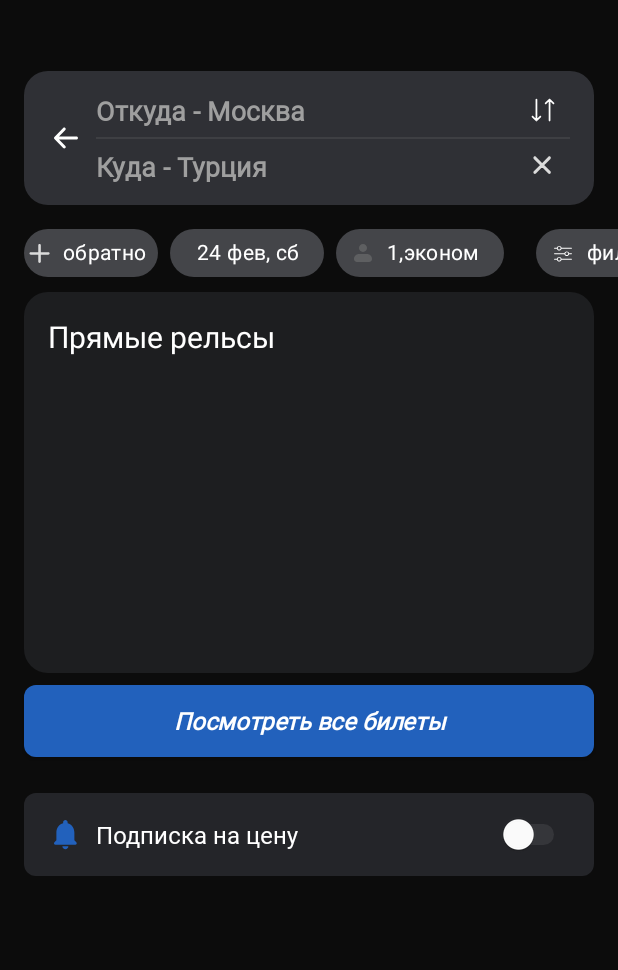
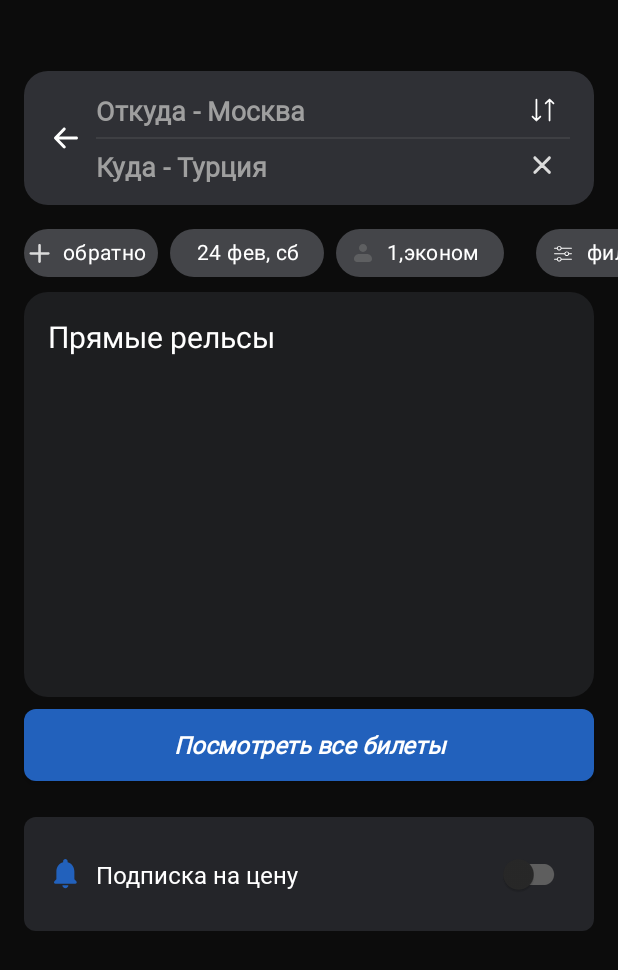
Before and after one commit to AlexEreh/Tickets, an Android app: the fragment SelectedSearchFragment shown on its own in the app's theme, on a phone screen of 412 x 824 dp. Shown: the top 970 px of the screen. Run offline under Robolectric (Android 15) with nearby library versions, the phone set to English and light mode, and no system bars; our stand-ins replace Dagger/Hilt's generated code; network calls fail; 5 statements that could not run were skipped.

Commit message:
Remove Dagger from Domain layer and extract several strings to strings.xml

```diff
--- a/app/build.gradle.kts
+++ b/app/build.gradle.kts
@@ -12,7 +12,7 @@ android {
 
     defaultConfig {
         applicationId = "ru.alexereh.tickets"
-        minSdk = 22
+        minSdk = 23
         targetSdk = 34
         versionCode = 1
         versionName = "1.0"
--- a/app/src/main/java/ru/alexereh/tickets/domain/usecase/ClearArrivalTownUseCase.kt
+++ b/app/src/main/java/ru/alexereh/tickets/domain/usecase/ClearArrivalTownUseCase.kt
@@ -1,11 +1,8 @@
 package ru.alexereh.tickets.domain.usecase
 
 import ru.alexereh.tickets.domain.repository.SelectedSearchRepository
-import javax.inject.Inject
-import javax.inject.Singleton
 
-@Singleton
-class ClearArrivalTownUseCase @Inject constructor(
+class ClearArrivalTownUseCase(
     private val repository: SelectedSearchRepository
 ) {
     operator fun invoke() {
--- a/app/src/main/java/ru/alexereh/tickets/domain/usecase/LoadFirstSearchUseCase.kt
+++ b/app/src/main/java/ru/alexereh/tickets/domain/usecase/LoadFirstSearchUseCase.kt
@@ -2,11 +2,8 @@ package ru.alexereh.tickets.domain.usecase
 
 import kotlinx.coroutines.flow.Flow
 import ru.alexereh.tickets.domain.repository.SearchRepository
-import javax.inject.Inject
-import javax.inject.Singleton
 
-@Singleton
-class LoadFirstSearchUseCase @Inject constructor(
+class LoadFirstSearchUseCase(
     private val repository: SearchRepository
 ) {
     operator fun invoke(): Flow<String> {
--- a/app/src/main/java/ru/alexereh/tickets/domain/usecase/LoadOffersUseCase.kt
+++ b/app/src/main/java/ru/alexereh/tickets/domain/usecase/LoadOffersUseCase.kt
@@ -3,11 +3,8 @@ package ru.alexereh.tickets.domain.usecase
 import kotlinx.coroutines.flow.Flow
 import ru.alexereh.tickets.domain.model.OffersModel
 import ru.alexereh.tickets.domain.repository.TicketsRepository
-import javax.inject.Inject
-import javax.inject.Singleton
 
-@Singleton
-class LoadOffersUseCase @Inject constructor(
+class LoadOffersUseCase(
     private val repository: TicketsRepository
 ) {
     operator fun invoke(): Flow<OffersModel> {
--- a/app/src/main/java/ru/alexereh/tickets/domain/usecase/LoadSecondSearchUseCase.kt
+++ b/app/src/main/java/ru/alexereh/tickets/domain/usecase/LoadSecondSearchUseCase.kt
@@ -2,11 +2,8 @@ package ru.alexereh.tickets.domain.usecase
 
 import kotlinx.coroutines.flow.Flow
 import ru.alexereh.tickets.domain.repository.SelectedSearchRepository
-import javax.inject.Inject
-import javax.inject.Singleton
 
-@Singleton
-class LoadSecondSearchUseCase @Inject constructor(
+class LoadSecondSearchUseCase(
     private val repository: SelectedSearchRepository
 ) {
     operator fun invoke(): Flow<String> {
--- a/app/src/main/java/ru/alexereh/tickets/domain/usecase/LoadTicketsOffersUseCase.kt
+++ b/app/src/main/java/ru/alexereh/tickets/domain/usecase/LoadTicketsOffersUseCase.kt
@@ -3,11 +3,8 @@ package ru.alexereh.tickets.domain.usecase
 import kotlinx.coroutines.flow.Flow
 import ru.alexereh.tickets.domain.model.TicketsOffersModel
 import ru.alexereh.tickets.domain.repository.SelectedSearchRepository
-import javax.inject.Inject
-import javax.inject.Singleton
 
-@Singleton
-class LoadTicketsOffersUseCase @Inject constructor(
+class LoadTicketsOffersUseCase(
     private val repository: SelectedSearchRepository
 ) {
     operator fun invoke(): Flow<TicketsOffersModel> {
--- a/app/src/main/java/ru/alexereh/tickets/domain/usecase/LoadTicketsUseCase.kt
+++ b/app/src/main/java/ru/alexereh/tickets/domain/usecase/LoadTicketsUseCase.kt
@@ -3,9 +3,8 @@ package ru.alexereh.tickets.domain.usecase
 import kotlinx.coroutines.flow.Flow
 import ru.alexereh.tickets.domain.model.TicketsModel
 import ru.alexereh.tickets.domain.repository.AllTicketsRepository
-import javax.inject.Inject
 
-class LoadTicketsUseCase @Inject constructor(
+class LoadTicketsUseCase(
     private val repository: AllTicketsRepository
 ) {
     operator fun invoke(): Flow<TicketsModel> {
--- a/app/src/main/java/ru/alexereh/tickets/domain/usecase/SaveFirstSearchUseCase.kt
+++ b/app/src/main/java/ru/alexereh/tickets/domain/usecase/SaveFirstSearchUseCase.kt
@@ -1,11 +1,8 @@
 package ru.alexereh.tickets.domain.usecase
 
 import ru.alexereh.tickets.domain.repository.TicketsRepository
-import javax.inject.Inject
-import javax.inject.Singleton
 
-@Singleton
-class SaveFirstSearchUseCase @Inject constructor(
+class SaveFirstSearchUseCase(
     private val repository: TicketsRepository
 ) {
     operator fun invoke(text: String) {
--- a/app/src/main/java/ru/alexereh/tickets/domain/usecase/SaveSecondSearchUseCase.kt
+++ b/app/src/main/java/ru/alexereh/tickets/domain/usecase/SaveSecondSearchUseCase.kt
@@ -1,11 +1,8 @@
 package ru.alexereh.tickets.domain.usecase
 
 import ru.alexereh.tickets.domain.repository.SearchRepository
-import javax.inject.Inject
-import javax.inject.Singleton
 
-@Singleton
-class SaveSecondSearchUseCase @Inject constructor(
+class SaveSecondSearchUseCase(
     private val repository: SearchRepository
 ) {
     operator fun invoke(text: String) {
--- a/app/src/main/java/ru/alexereh/tickets/domain/usecase/SwapDepratureArrivalTownsUseCase.kt
+++ b/app/src/main/java/ru/alexereh/tickets/domain/usecase/SwapDepratureArrivalTownsUseCase.kt
@@ -1,11 +1,8 @@
 package ru.alexereh.tickets.domain.usecase
 
 import ru.alexereh.tickets.domain.repository.SelectedSearchRepository
-import javax.inject.Inject
-import javax.inject.Singleton
 
-@Singleton
-class SwapDepratureArrivalTownsUseCase @Inject constructor(
+class SwapDepratureArrivalTownsUseCase(
     private val repository: SelectedSearchRepository
 ) {
     operator fun invoke() {
--- a/app/src/main/res/layout/button_subscription_on_price.xml
+++ b/app/src/main/res/layout/button_subscription_on_price.xml
@@ -5,6 +5,7 @@
     android:layout_height="wrap_content"
     android:background="@drawable/bg_button_price_subscription"
     android:clickable="true"
+    android:focusable="true"
     android:paddingHorizontal="16dp"
     android:paddingVertical="14dp">
 
@@ -21,7 +22,7 @@
         android:layout_width="0dp"
         android:layout_height="wrap_content"
         android:layout_marginStart="8dp"
-        android:text="Подписка на цену"
+        android:text="@string/subscription_on_price"
         android:textColor="@color/white"
         android:textSize="16sp"
         android:fontFamily="@font/sf_pro"
@@ -30,7 +31,7 @@
         app:layout_constraintStart_toEndOf="@id/notification_iv"
         app:layout_constraintTop_toTopOf="parent" />
 
-    <Switch
+    <com.google.android.material.switchmaterial.SwitchMaterial
         android:id="@+id/notification_switch"
         android:layout_width="wrap_content"
         android:layout_height="wrap_content"
--- a/app/src/main/res/layout/card_direction.xml
+++ b/app/src/main/res/layout/card_direction.xml
@@ -20,7 +20,7 @@
         android:layout_height="wrap_content"
         android:fontFamily="@font/sf_pro"
         android:textStyle="bold"
-        android:text="Стамбул"
+        tools:text="Стамбул"
         android:textColor="@color/white" />
 
     <TextView
@@ -29,7 +29,7 @@
         android:layout_height="wrap_content"
         android:fontFamily="@font/sf_pro"
         android:textStyle="normal"
-        android:text="Популярное направление"
+        android:text="@string/popular_direction"
         android:textColor="#5E5F61" />
 
     <com.google.android.material.divider.MaterialDivider
--- a/app/src/main/res/layout/card_ticket.xml
+++ b/app/src/main/res/layout/card_ticket.xml
@@ -31,7 +31,8 @@
             android:id="@+id/circle_iv"
             android:layout_width="24dp"
             android:layout_height="24dp"
-            android:background="@drawable/bg_red_circle_ticket" />
+            android:background="@drawable/bg_red_circle_ticket"
+            android:contentDescription="@null" />
 
         <TextView
             android:id="@+id/departure_time_tv"
@@ -65,6 +66,7 @@
             android:layout_width="36dp"
             android:layout_height="26dp"
             android:fontFamily="@font/sf_pro"
+            android:paddingStart="0dp"
             android:paddingEnd="2dp"
             android:textColor="#9F9F9F"
             android:textStyle="normal"
@@ -147,7 +149,7 @@
         android:layout_height="wrap_content"
         android:background="@drawable/bg_card_additional_text"
         android:paddingHorizontal="10dp"
-        android:paddingVertical="2dp"
+        android:paddingVertical="0dp"
         android:visibility="gone">
 
         <TextView
--- a/app/src/main/res/layout/card_ticket_offer.xml
+++ b/app/src/main/res/layout/card_ticket_offer.xml
@@ -11,6 +11,7 @@
         android:layout_width="24dp"
         android:layout_height="24dp"
         android:adjustViewBounds="true"
+        android:contentDescription="@null"
         android:scaleType="fitXY"
         tools:src="@drawable/bg_red_circle_ticket" />
 
@@ -22,7 +23,7 @@
 
         <TextView
             android:id="@+id/title_tv"
-            android:layout_width="wrap_content"
+            android:layout_width="0dp"
             android:layout_height="wrap_content"
             android:layout_weight="1"
             android:ellipsize="end"
@@ -49,6 +50,7 @@
             android:layout_width="wrap_content"
             android:layout_height="match_parent"
             android:adjustViewBounds="false"
+            android:contentDescription="@null"
             android:src="@drawable/ic_right_arrow"
             app:layout_constraintEnd_toEndOf="parent" />
     </LinearLayout>
--- a/app/src/main/res/layout/fragment_selected_search.xml
+++ b/app/src/main/res/layout/fragment_selected_search.xml
@@ -7,7 +7,6 @@
     android:background="#FF0C0C0C">
 
     <androidx.constraintlayout.widget.ConstraintLayout
-
         android:layout_width="match_parent"
         android:layout_height="match_parent">
 
@@ -32,6 +31,7 @@
                 android:id="@+id/back_iv"
                 android:layout_width="wrap_content"
                 android:layout_height="wrap_content"
+                android:contentDescription="@null"
                 android:src="@drawable/ic_left_arrow" />
 
             <EditText
@@ -43,7 +43,7 @@
 
                 android:fontFamily="@font/sf_pro"
                 android:paddingVertical="4dp"
-                android:hint="Откуда - Москва"
+                android:hint="@string/departure_placeholder"
                 android:imeOptions="actionNext"
                 android:importantForAutofill="no"
                 android:inputType="none"
@@ -57,7 +57,7 @@
                 android:layout_width="0dp"
                 android:layout_height="wrap_content"
                 android:background="@null"
-                android:hint="Куда - Турция"
+                android:hint="@string/arrival_placeholder"
                 android:focusable="false"
                 android:fontFamily="@font/sf_pro"
                 android:importantForAutofill="no"
@@ -72,6 +72,7 @@
                 android:id="@+id/cross_iv"
                 android:layout_width="36dp"
                 android:layout_height="36dp"
+                android:contentDescription="@null"
                 android:padding="4dp"
                 android:src="@drawable/ic_cross_icon" />
 
@@ -79,6 +80,7 @@
                 android:id="@+id/swap_iv"
                 android:layout_width="36dp"
                 android:layout_height="36dp"
+                android:contentDescription="@null"
                 android:padding="4dp"
                 android:src="@drawable/ic_swap" />
 
@@ -138,7 +140,7 @@
         <androidx.constraintlayout.widget.ConstraintLayout
             android:id="@+id/tickets_offers"
             android:layout_width="0dp"
-            android:layout_height="254dp"
+            android:layout_height="270dp"
             android:layout_marginHorizontal="16dp"
             android:background="@drawable/bg_tickets_offers"
             android:paddingHorizontal="16dp"
@@ -152,7 +154,7 @@
                 android:id="@+id/direct_offers_tv"
                 android:layout_width="0dp"
                 android:layout_height="wrap_content"
-                android:text="Прямые рельсы"
+                android:text="@string/direct_flights"
                 android:textColor="@color/white"
                 android:textSize="20sp" />
 
@@ -188,7 +190,8 @@
             android:background="@drawable/bg_show_all_tickets_button"
             android:backgroundTint="#2261BC"
             android:clickable="true"
-            android:text="Посмотреть все билеты"
+            android:focusable="true"
+            android:text="@string/show_all_tickets"
             android:textAllCaps="false"
             android:textColor="@color/white"
             android:textSize="16sp"
--- a/app/src/main/res/values/strings.xml
+++ b/app/src/main/res/values/strings.xml
@@ -6,4 +6,10 @@
     <string name="app_bar_subscriptions">Подписки</string>
     <string name="app_bar_profile">Профиль</string>
     <string name="text_anywhere">Куда угодно</string>
+    <string name="direct_flights">Прямые рельсы</string>
+    <string name="show_all_tickets">Посмотреть все билеты</string>
+    <string name="arrival_placeholder">Куда - Турция</string>
+    <string name="departure_placeholder">Откуда - Москва</string>
+    <string name="subscription_on_price">Подписка на цену</string>
+    <string name="popular_direction">Популярное направление</string>
 </resources>
```
Also changed, not shown: app/src/main/java/ru/alexereh/tickets/data/di/UseCaseModule.kt (added, +96 -0 lines), app/src/main/res/layout/fragment_all_tickets.xml (+12 -5 lines).
